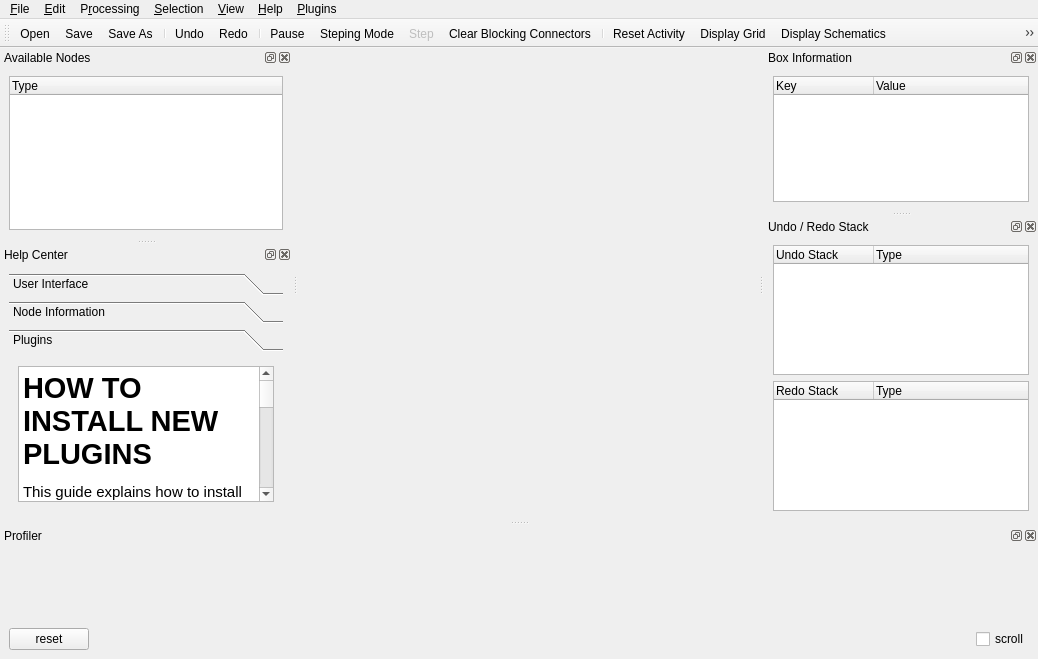
Old version of the form src/csapex/ui/csapex_window.ui in the repository cogsys-tuebingen/csapex.
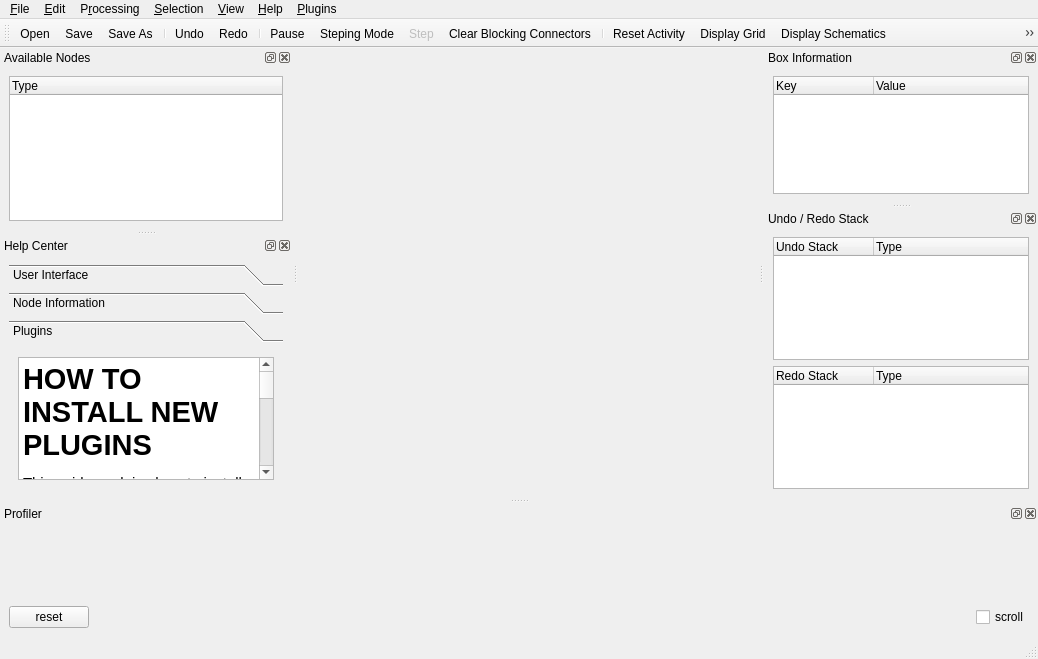
New version of the form. Icons and pictures are not drawn.

What changed in the file:
```diff
--- a/src/csapex/ui/csapex_window.ui
+++ b/src/csapex/ui/csapex_window.ui
@@ -440,7 +440,7 @@
           <x>0</x>
           <y>0</y>
           <width>274</width>
-          <height>144</height>
+          <height>131</height>
          </rect>
         </property>
         <attribute name="icon">
@@ -596,6 +596,7 @@
     </layout>
    </widget>
   </widget>
+  <widget class="QStatusBar" name="statusBar"/>
   <action name="actionSave">
    <property name="icon">
     <iconset resource="../res/csapex_resources.qrc">
```
